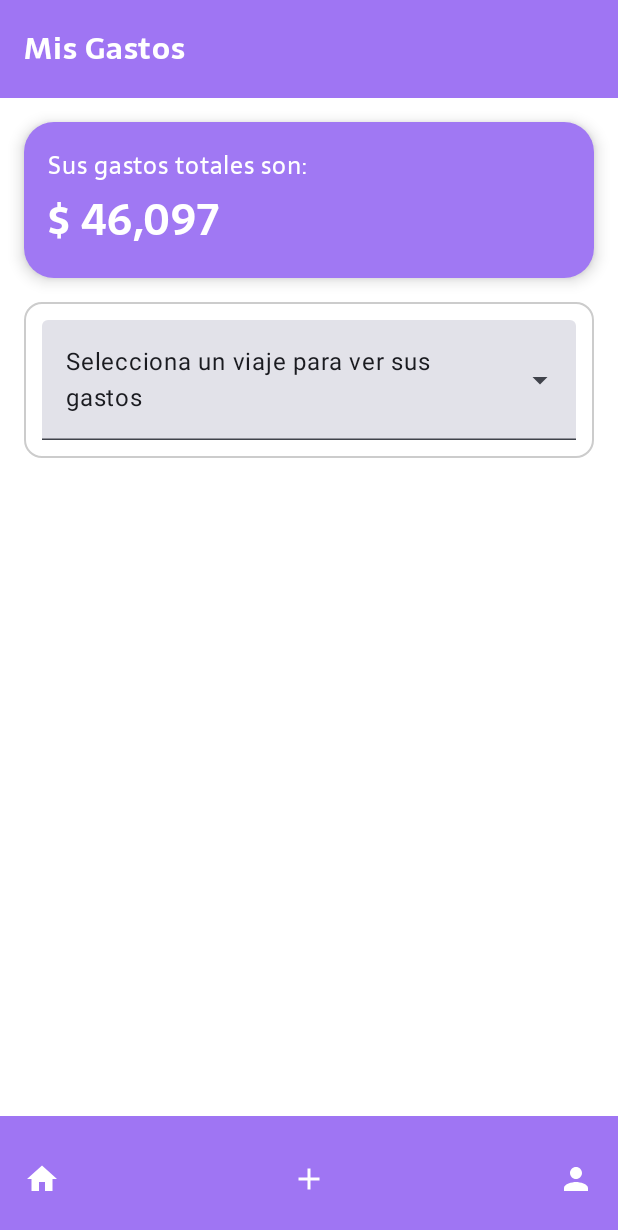
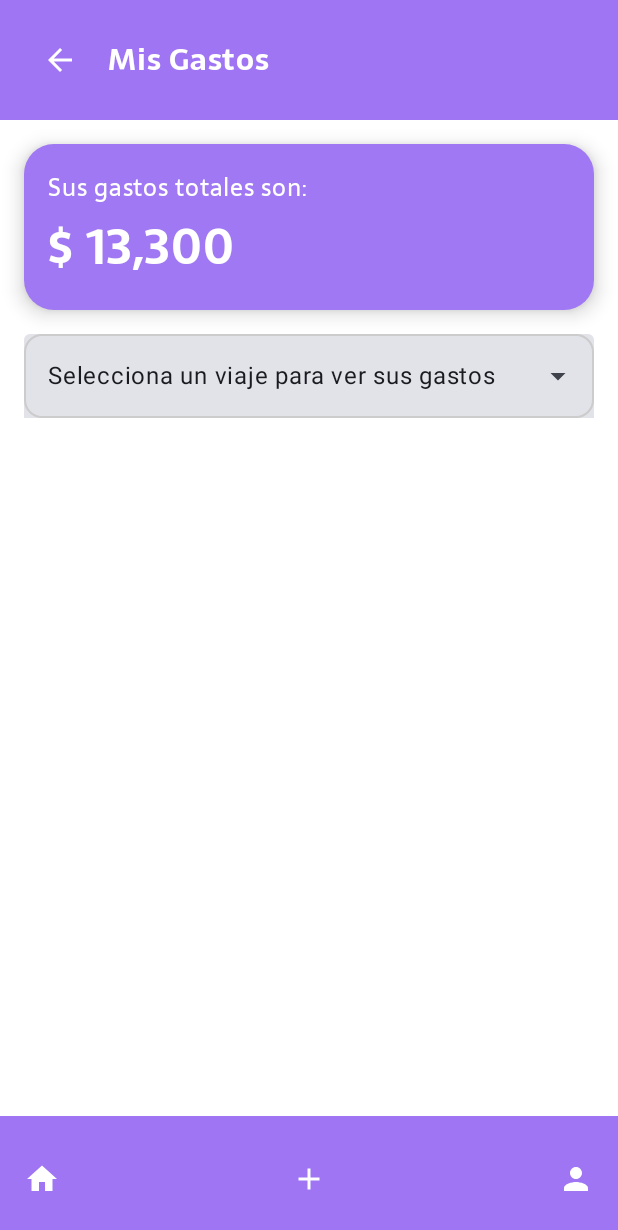
Before and after one commit to tobivalens/TravelBuddyFront, an Android app built with Jetpack Compose: the userExpenses screen opened through its navigation route, on a phone screen of 412 x 824 dp. Shown: the top 1230 px of the screen. Run offline under Robolectric (Android 15) with nearby library versions, the phone set to English and light mode, and no system bars; network calls fail.

Commit message:
Estilos terminados

```diff
--- a/app/src/main/java/com/example/travelbuddyapp/MainActivity.kt
+++ b/app/src/main/java/com/example/travelbuddyapp/MainActivity.kt
@@ -82,7 +82,8 @@ fun AppNavigator() {
     }
 
     NavHost(navController = navController, startDestination = "splash") {
-        composable("splash") { PantallaGastosUsuario(navController) }
+        composable("splash") { SplashScreen(navController) }
+
         composable("loginScreen") {
             LoginScreen(
                 context = context,
@@ -249,8 +250,12 @@ fun AppNavigator() {
                 onProfileClick = {navController.navigate("userProfile") }
             )
         }
+
         composable("userExpenses") {
-            PantallaGastosUsuario(navController)
+            PantallaGastosUsuario(
+                navController = navController,
+                onBack = { navController.navigate("home") }
+            )
         }
 
     }
--- a/app/src/main/java/com/example/travelbuddyapp/resources/ui/screens/GastosUsuario.kt.kt
+++ b/app/src/main/java/com/example/travelbuddyapp/resources/ui/screens/GastosUsuario.kt.kt
@@ -3,19 +3,18 @@ package com.example.travelbuddyapp.resources.ui.screens
 import androidx.compose.foundation.background
 import androidx.compose.foundation.border
 import androidx.compose.foundation.clickable
-import androidx.compose.runtime.Composable
 import androidx.compose.foundation.layout.*
 import androidx.compose.foundation.shape.RoundedCornerShape
-import androidx.compose.foundation.text.*
+import androidx.compose.material.icons.Icons
+import androidx.compose.material.icons.filled.*
 import androidx.compose.material3.*
 import androidx.compose.runtime.*
-import androidx.compose.ui.*
+import androidx.compose.ui.Alignment
+import androidx.compose.ui.Modifier
 import androidx.compose.ui.graphics.Color
 import androidx.compose.ui.text.font.FontWeight
 import androidx.compose.ui.unit.dp
 import androidx.compose.ui.unit.sp
-import androidx.compose.material.icons.Icons
-import androidx.compose.material.icons.filled.ArrowBack
 import androidx.navigation.NavController
 import com.example.travelbuddyapp.resources.ui.components.BottomBar
 import com.example.travelbuddyapp.resources.utils.formatMoney
@@ -24,106 +23,113 @@ import com.example.travelbuddyapp.ui.theme.PurpleHeader
 import com.example.travelbuddyapp.ui.theme.Sarala
 import com.example.travelbuddyapp.ui.theme.SoftText
 
-
-data class Gasto(
-    val categoria: String,
-    val monto: Int
-)
-
-data class Viaje(
-    val nombre: String,
-    val gastos: List<Gasto>
-)
-
+data class Gasto(val categoria: String, val monto: Int)
+data class Viaje(val nombre: String, val gastos: List<Gasto>)
 
 @OptIn(ExperimentalMaterial3Api::class)
 @Composable
 fun PantallaGastosUsuario(
-    navController: NavController
+    navController: NavController,
+    onBack: () -> Unit
 ) {
-    val viajes = listOf("Viaje a la Montaña", "Viaje a la Playa")
-    var viajeSeleccionado by remember { mutableStateOf<String?>(null) }
+    // Tus datos reales:
+    val viajes = listOf(
+        Viaje("Viaje a la Montaña", listOf(
+            Gasto("Hospedaje", 4000),
+            Gasto("Comida", 2606),
+            Gasto("Pasajes", 1154),
+            Gasto("Recuerdos", 200),
+            Gasto("Boletos museo", 40),
+        )),
+        Viaje("Viaje a la Playa", listOf(
+            Gasto("Hospedaje", 3500),
+            Gasto("Comida", 1800)
+        ))
+    )
+    var viajeSeleccionado by remember { mutableStateOf<Viaje?>(null) }
+    var expanded by remember { mutableStateOf(false) }
 
-    val gastosTotales = 46097
-    val gastosViaje = 8000
-    val detallesGastos = listOf(
-        "Hospedaje" to 4000,
-        "Comida" to 2606,
-        "Pasajes" to 1154,
-        "Recuerdos" to 200,
-        "Boletos museo" to 40
-    )
+    // Cálculos
+    val totalGeneral = viajes.sumOf { it.gastos.sumOf { gasto -> gasto.monto } }
+    val totalViaje = viajeSeleccionado?.gastos?.sumOf { it.monto } ?: 0
 
     Column(
         modifier = Modifier
             .fillMaxSize()
             .background(Color.White)
     ) {
-        // Header morado
-        Box(
+        // 1) HEADER MORADO con botón de back
+        Row(
+            verticalAlignment = Alignment.CenterVertically,
             modifier = Modifier
                 .fillMaxWidth()
                 .background(PurpleHeader)
-                .padding(horizontal = 16.dp, vertical = 16.dp)
+                .padding(16.dp)
         ) {
+            IconButton(onClick = onBack) {
+                Icon(Icons.Default.ArrowBack, contentDescription = "Volver", tint = Color.White)
+            }
+            Spacer(Modifier.width(8.dp))
             Text(
-                text = "Mis Gastos",
-                color = Color.White,
+                "Mis Gastos",
+                fontFamily = Sarala,
+                fontWeight = FontWeight.Bold,
                 fontSize = 20.sp,
-                fontWeight = FontWeight.Bold,
-                fontFamily = Sarala
+                color = Color.White
             )
         }
 
-        // Card de gastos totales
+        Spacer(Modifier.height(16.dp))
+
+        // 2) TARJETA GASTOS TOTALES
         Card(
             modifier = Modifier
                 .fillMaxWidth()
-                .padding(16.dp),
+                .padding(horizontal = 16.dp),
             colors = CardDefaults.cardColors(containerColor = CardBackground),
             shape = RoundedCornerShape(20.dp),
-            elevation = CardDefaults.cardElevation(defaultElevation = 6.dp)
+            elevation = CardDefaults.cardElevation(defaultElevation = 8.dp)
         ) {
-            Column(
-                modifier = Modifier.padding(16.dp)
-            ) {
+            Column(modifier = Modifier.padding(16.dp)) {
                 Text(
-                    text = "Sus gastos totales son:",
-                    color = Color.White,
-                    fontFamily = Sarala
+                    "Sus gastos totales son:",
+                    fontFamily = Sarala,
+                    color = Color.White
                 )
                 Text(
-                    text = "$ ${gastosTotales.toString().formatMoney()}",
-                    color = Color.White,
-                    fontSize = 28.sp,
+                    "$ ${totalGeneral.formatMoney()}",
+                    fontFamily = Sarala,
                     fontWeight = FontWeight.Bold,
-                    fontFamily = Sarala
+                    fontSize = 32.sp,
+                    color = Color.White
                 )
             }
         }
 
-        // Dropdown
-        Box(
-            modifier = Modifier
-                .padding(horizontal = 16.dp)
-                .background(Color.White, shape = RoundedCornerShape(12.dp))
-                .border(1.dp, Color.LightGray, RoundedCornerShape(12.dp))
-                .fillMaxWidth()
-                .clickable { /* mostrar dropdown si no usas ExposedDropdownMenuBox */ }
-                .padding(12.dp)
-        ) {
-            var expanded by remember { mutableStateOf(false) }
+        Spacer(Modifier.height(16.dp))
+
+        // 3) DROPDOWN FULL-WIDTH
         ExposedDropdownMenuBox(
             expanded = expanded,
-                onExpandedChange = { expanded = !expanded }
+            onExpandedChange = { expanded = !expanded },
+            modifier = Modifier
+                .fillMaxWidth()
+                .padding(horizontal = 16.dp)
+                .background(Color.White, RoundedCornerShape(12.dp))
+                .border(1.dp, Color.LightGray, RoundedCornerShape(12.dp))
         ) {
             TextField(
-                    value = viajeSeleccionado ?: "Selecciona un viaje para ver sus gastos",
-                    onValueChange = {},
+                value = viajeSeleccionado?.nombre ?: "Selecciona un viaje para ver sus gastos",
+                onValueChange = { },
                 readOnly = true,
                 trailingIcon = { ExposedDropdownMenuDefaults.TrailingIcon(expanded) },
-
-                    modifier = Modifier.menuAnchor()
+                colors = ExposedDropdownMenuDefaults.textFieldColors(
+                    focusedIndicatorColor = Color.Transparent,
+                    unfocusedIndicatorColor = Color.Transparent
+                ),
+                modifier = Modifier
+                    .menuAnchor()
+                    .fillMaxWidth()
             )
 
             ExposedDropdownMenu(
@@ -132,7 +138,7 @@ fun PantallaGastosUsuario(
             ) {
                 viajes.forEach { viaje ->
                     DropdownMenuItem(
-                            text = { Text(viaje, fontFamily = Sarala) },
+                        text = { Text(viaje.nombre, fontFamily = Sarala) },
                         onClick = {
                             viajeSeleccionado = viaje
                             expanded = false
@@ -141,56 +147,82 @@ fun PantallaGastosUsuario(
                 }
             }
         }
-        }
 
-        // Si se selecciona un viaje
-        if (viajeSeleccionado != null) {
-            Column(modifier = Modifier.padding(16.dp)) {
+        Spacer(Modifier.height(24.dp))
+
+        // 4) DETALLE DE GASTOS DEL VIAJE SELECCIONADO
+        viajeSeleccionado?.let { viaje ->
+            Column(modifier = Modifier.padding(horizontal = 16.dp)) {
+                // Total viaje
+                Row(verticalAlignment = Alignment.CenterVertically) {
                     Text(
-                    text = "Total de gastos del viaje:",
+                        "Total de gastos del viaje:",
                         fontFamily = Sarala,
                         fontSize = 16.sp,
-                    color = Color.Gray
+                        color = SoftText
                     )
+                    Spacer(Modifier.weight(1f))
                     Text(
-                    text = "$ ${gastosViaje.toString().formatMoney()}",
+                        "$ ${totalViaje.formatMoney()}",
                         fontFamily = Sarala,
                         fontSize = 22.sp,
                         fontWeight = FontWeight.Bold,
                         color = Color.Black
                     )
-                Spacer(modifier = Modifier.height(16.dp))
+                }
+
+                Spacer(Modifier.height(12.dp))
+
                 Text(
-                    text = "Listado de Gastos",
+                    "Listado de Gastos",
                     fontFamily = Sarala,
-                    color = PurpleHeader,
-                    fontWeight = FontWeight.Bold
+                    fontWeight = FontWeight.Bold,
+                    color = PurpleHeader
                 )
-                Spacer(modifier = Modifier.height(8.dp))
-                detallesGastos.forEach { (categoria, valor) ->
+
+                Spacer(Modifier.height(8.dp))
+
+                viaje.gastos.forEachIndexed { index, gasto ->
                     Row(
                         modifier = Modifier
                             .fillMaxWidth()
-                            .padding(vertical = 4.dp),
-                        horizontalArrangement = Arrangement.SpaceBetween
+                            .padding(vertical = 8.dp),
+                        verticalAlignment = Alignment.CenterVertically
                     ) {
+                        Icon(
+                            imageVector = Icons.Default.AttachMoney,
+                            contentDescription = null,
+                            tint = PurpleHeader
+                        )
+                        Spacer(Modifier.width(8.dp))
                         Text(
-                            text = categoria,
+                            gasto.categoria,
+                            fontFamily = Sarala,
+                            color = SoftText,
+                            modifier = Modifier.weight(1f)
+                        )
+                        Text(
+                            "$ ${gasto.monto.formatMoney()}",
                             fontFamily = Sarala,
                             color = SoftText
                         )
-                        Text(
-                            text = "$ ${valor.toString().formatMoney()}",
-                            fontFamily = Sarala,
-                            color = SoftText
+                        Spacer(Modifier.width(8.dp))
+                        Icon(
+                            imageVector = Icons.Default.MoreHoriz,
+                            contentDescription = "Más",
+                            tint = SoftText
                         )
+                    }
+                    if (index < viaje.gastos.lastIndex) {
+                        Divider(color = Color.LightGray, thickness = 1.dp)
                     }
                 }
             }
         }
 
-        // Bottom Navigation (opcional)
         Spacer(modifier = Modifier.weight(1f))
+
+        // 5) BOTTOM BAR
         BottomBar()
     }
 }
```
Lines whose indentation alone changed are shown as unchanged.
